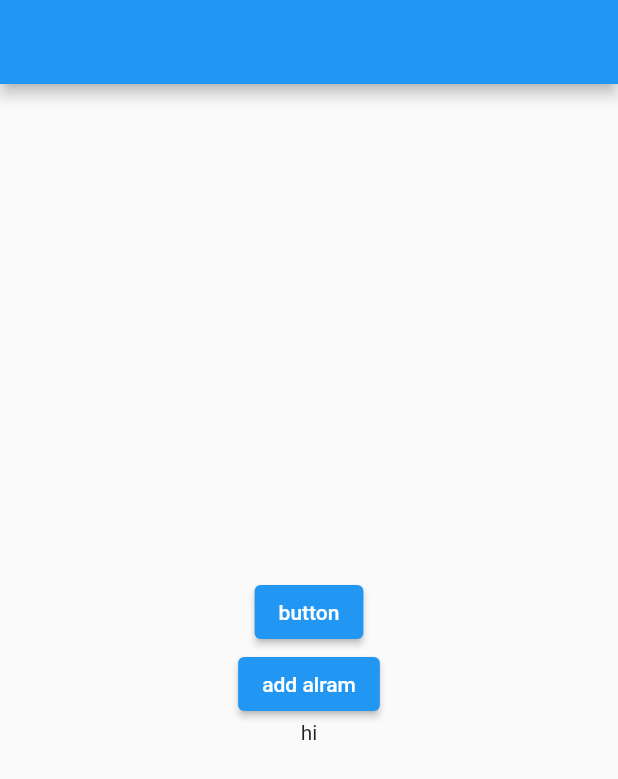
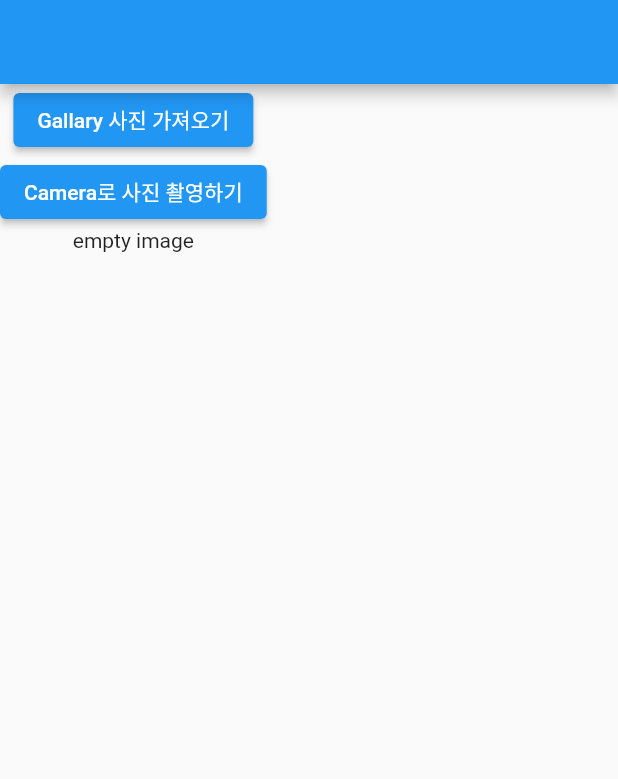
Before and after one commit to Tylor-Jung/flutter_pub.dev_examples, a Flutter app: the screen it shows after launch, on a phone screen of 412 x 824 dp. Shown: the top 779 px of the screen. Run offline on Flutter 3.47's test engine with Material 2 defaults, Android fonts, the phone set to English and light mode, and no system bars; our stand-ins replace flutter_local_notifications, flutter_native_timezone, fluttertoast, image_picker, timezone.

```diff
--- a/lib/main.dart
+++ b/lib/main.dart
@@ -2,6 +2,7 @@ import 'package:flutter/material.dart';
 import 'package:flutter_local_notifications/flutter_local_notifications.dart';
 import 'package:flutter_native_timezone/flutter_native_timezone.dart';
 import 'package:study_package/page/HomePage.dart';
+import 'package:study_package/page/image_page.dart';
 import 'package:timezone/data/latest_all.dart' as tz;
 import 'package:timezone/timezone.dart' as tz;
 
@@ -51,7 +52,7 @@ class MyApp extends StatelessWidget {
       theme: ThemeData(
         primarySwatch: Colors.blue,
       ),
-      home: const HomePage(),
+      home: const ImagePage(),
     );
   }
 }
--- a/lib/page/HomePage.dart
+++ b/lib/page/HomePage.dart
@@ -99,14 +99,11 @@ class _HomePageState extends State<HomePage> {
             },
             child: const Text('add alram'),
           ),
-          const Center(
-            child: Text('hi'),
-          ),
+          const Center(child: Text('set alram time')),
         ],
       ),
     );
   }
-
   void _showToast() {
     Widget toast = Container(
       padding: const EdgeInsets.symmetric(horizontal: 24.0, vertical: 12.0),
--- /dev/null
+++ b/lib/page/image_page.dart
@@ -0,0 +1,55 @@
+import 'dart:io';
+
+import 'package:flutter/material.dart';
+import 'package:image_picker/image_picker.dart';
+
+class ImagePage extends StatefulWidget {
+  const ImagePage({Key? key}) : super(key: key);
+
+  @override
+  State<ImagePage> createState() => _ImagePageState();
+}
+
+class _ImagePageState extends State<ImagePage> {
+  File? _image;
+
+  @override
+  Widget build(BuildContext context) {
+    return Scaffold(
+      appBar: AppBar(),
+      body: SingleChildScrollView(
+        child: Column(
+          children: [
+            ElevatedButton(
+              onPressed: () async {
+                final _picker = ImagePicker();
+                // Pick an image
+                final image =
+                    await _picker.pickImage(source: ImageSource.gallery);
+                if (image != null) {
+                  setState(() {});
+                  _image = File(image.path);
+                }
+              },
+              child: const Text('Gallary 사진 가져오기'),
+            ),
+            ElevatedButton(
+              onPressed: () async {
+                final _picker = ImagePicker();
+                // Pick an image
+                final image =
+                    await _picker.pickImage(source: ImageSource.camera);
+                if (image != null) {
+                  setState(() {});
+                  _image = File(image.path);
+                }
+              },
+              child: const Text('Camera로 사진 촬영하기'),
+            ),
+            _image == null ? const Text('empty image') : Image.file(_image!),
+          ],
+        ),
+      ),
+    );
+  }
+}
--- a/pubspec.yaml
+++ b/pubspec.yaml
@@ -42,6 +42,8 @@ dependencies:
   flutter_local_notifications: ^9.7.0
   timezone: ^0.8.0
   flutter_native_timezone: ^2.0.0
+  # gallary, camera
+  image_picker: ^0.8.5+3
 
 dev_dependencies:
   flutter_test:
```
Also changed, not shown: pubspec.lock, 1 other file.
